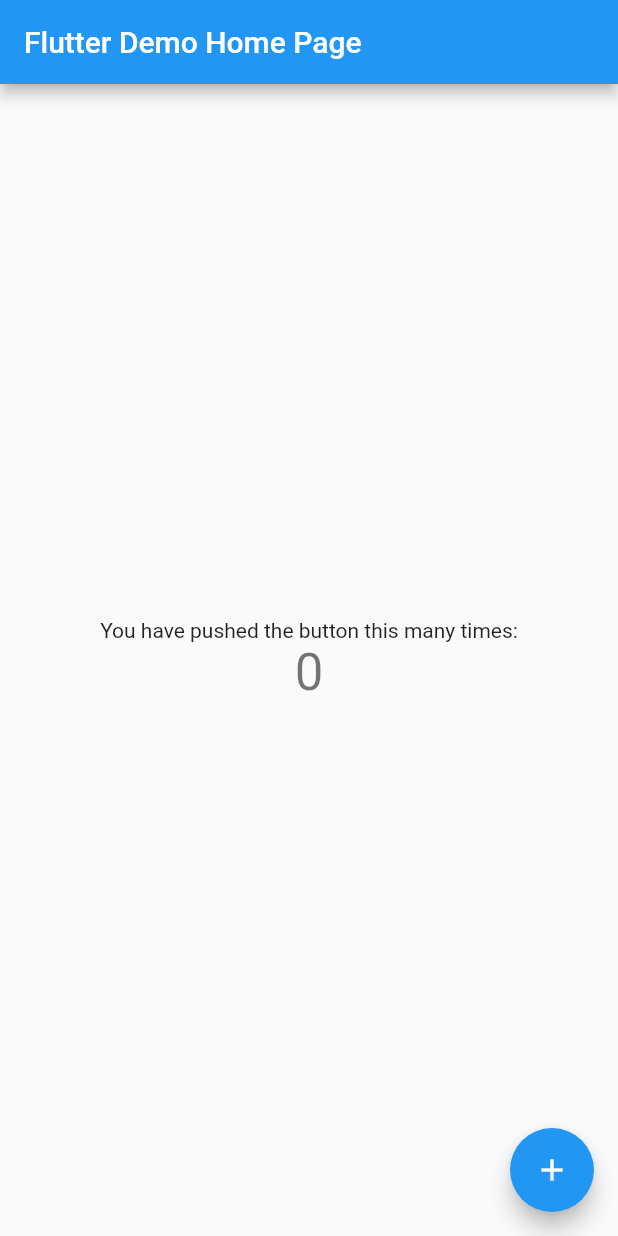
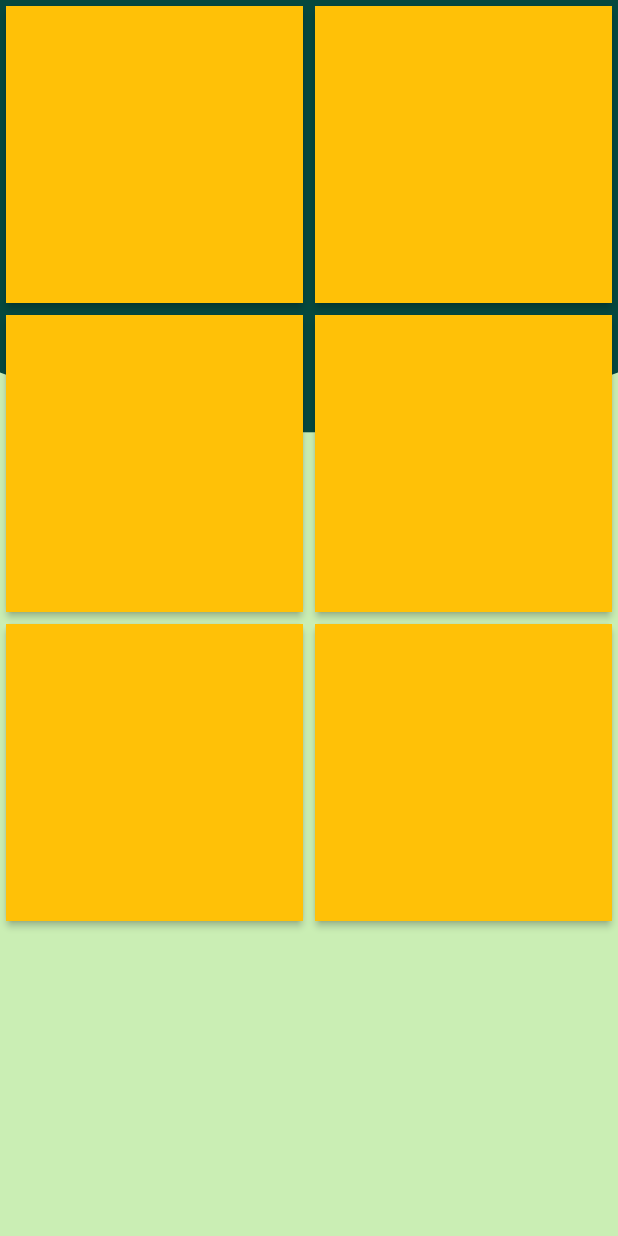
Before and after one commit to Dragsters/Nutrihelp, a Flutter app: the screen it shows after launch, on a phone screen of 412 x 824 dp. Run offline on Flutter 3.47's test engine with Material 2 defaults, Android fonts, the phone set to English and light mode, and no system bars; our stand-ins replace flutter_custom_clippers.

Commit message:
dashboard screen added | clipper dependecy added

```diff
--- /dev/null
+++ b/client/lib/dashboardScreen.dart
@@ -0,0 +1,46 @@
+import 'package:flutter/material.dart';
+import 'package:flutter_custom_clippers/flutter_custom_clippers.dart';
+
+class DashBoardScreen extends StatelessWidget {
+  const DashBoardScreen({Key key}) : super(key: key);
+
+  @override
+  Widget build(BuildContext context) {
+    double deviceWidth = MediaQuery.of(context).size.width;
+    double deviceHeight = MediaQuery.of(context).size.height;
+    return Scaffold(
+      backgroundColor: Color(0xffcaeeb4),
+      body: Stack(
+        children: [
+          ClipPath(
+              clipper: OvalBottomBorderClipper(),
+              child: Container(
+                height: deviceHeight * 0.35,
+                width: deviceWidth,
+                color: Color(0xff05483f),
+              )),
+          GridView.builder(
+              itemCount: 6,
+              gridDelegate: SliverGridDelegateWithFixedCrossAxisCount(
+                crossAxisCount: 2,
+                childAspectRatio: ((MediaQuery.of(context).size.width) * 4) /
+                    (MediaQuery.of(context).size.height) /
+                    2,
+              ),
+              itemBuilder: (BuildContext context, int index) {
+                return GestureDetector(
+                    onTap: () {},
+                    child: Card(
+                      elevation: 2.0,
+                      child: Container(
+                        color: Colors.amber,
+                        height: deviceHeight * 0.07,
+                        width: deviceWidth * 0.1,
+                      ),
+                    ));
+              }),
+        ],
+      ),
+    );
+  }
+}
--- a/client/lib/main.dart
+++ b/client/lib/main.dart
@@ -1,3 +1,4 @@
+import 'package:client/dashboardScreen.dart';
 import 'package:flutter/material.dart';
 
 void main() {
@@ -9,112 +10,9 @@
   @override
   Widget build(BuildContext context) {
     return MaterialApp(
-      title: 'Flutter Demo',
-      theme: ThemeData(
-        // This is the theme of your application.
-        //
-        // Try running your application with "flutter run". You'll see the
-        // application has a blue toolbar. Then, without quitting the app, try
-        // changing the primarySwatch below to Colors.green and then invoke
-        // "hot reload" (press "r" in the console where you ran "flutter run",
-        // or simply save your changes to "hot reload" in a Flutter IDE).
-        // Notice that the counter didn't reset back to zero; the application
-        // is not restarted.
-        primarySwatch: Colors.blue,
-        // This makes the visual density adapt to the platform that you run
-        // the app on. For desktop platforms, the controls will be smaller and
-        // closer together (more dense) than on mobile platforms.
-        visualDensity: VisualDensity.adaptivePlatformDensity,
-      ),
-      home: MyHomePage(title: 'Flutter Demo Home Page'),
+      debugShowCheckedModeBanner: false,
+      title: 'Nutrihelp',
+      home: DashBoardScreen(),
     );
   }
 }
-
-class MyHomePage extends StatefulWidget {
-  MyHomePage({Key key, this.title}) : super(key: key);
-
-  // This widget is the home page of your application. It is stateful, meaning
-  // that it has a State object (defined below) that contains fields that affect
-  // how it looks.
-
-  // This class is the configuration for the state. It holds the values (in this
-  // case the title) provided by the parent (in this case the App widget) and
-  // used by the build method of the State. Fields in a Widget subclass are
-  // always marked "final".
-
-  final String title;
-
-  @override
-  _MyHomePageState createState() => _MyHomePageState();
-}
-
-class _MyHomePageState extends State<MyHomePage> {
-  int _counter = 0;
-
-  void _incrementCounter() {
-    setState(() {
-      // This call to setState tells the Flutter framework that something has
-      // changed in this State, which causes it to rerun the build method below
-      // so that the display can reflect the updated values. If we changed
-      // _counter without calling setState(), then the build method would not be
-      // called again, and so nothing would appear to happen.
-      _counter++;
-    });
-  }
-
-  @override
-  Widget build(BuildContext context) {
-    // This method is rerun every time setState is called, for instance as done
-    // by the _incrementCounter method above.
-    //
-    // The Flutter framework has been optimized to make rerunning build methods
-    // fast, so that you can just rebuild anything that needs updating rather
-    // than having to individually change instances of widgets.
-    return Scaffold(
-      appBar: AppBar(
-        // Here we take the value from the MyHomePage object that was created by
-        // the App.build method, and use it to set our appbar title.
-        title: Text(widget.title),
-      ),
-      body: Center(
-        // Center is a layout widget. It takes a single child and positions it
-        // in the middle of the parent.
-        child: Column(
-          // Column is also a layout widget. It takes a list of children and
-          // arranges them vertically. By default, it sizes itself to fit its
-          // children horizontally, and tries to be as tall as its parent.
-          //
-          // Invoke "debug painting" (press "p" in the console, choose the
-          // "Toggle Debug Paint" action from the Flutter Inspector in Android
-          // Studio, or the "Toggle Debug Paint" command in Visual Studio Code)
-          // to see the wireframe for each widget.
-          //
-          // Column has various properties to control how it sizes itself and
-          // how it positions its children. Here we use mainAxisAlignment to
-          // center the children vertically; the main axis here is the vertical
-          // axis because Columns are vertical (the cross axis would be
-          // horizontal).
-          mainAxisAlignment: MainAxisAlignment.center,
-          children: <Widget>[
-            Text(
-              'You have pushed the button this many times:',
-            ),
-            Text(
-              '$_counter',
-              style: Theme
-                  .of(context)
-                  .textTheme
-                  .headline4,
-            ),
-          ],
-        ),
-      ),
-      floatingActionButton: FloatingActionButton(
-        onPressed: _incrementCounter,
-        tooltip: 'Increment',
-        child: Icon(Icons.add),
-      ), // This trailing comma makes auto-formatting nicer for build methods.
-    );
-  }
-}
```
Also changed, not shown: client/pubspec.yaml (+3 -4 lines), client/pubspec.lock.
